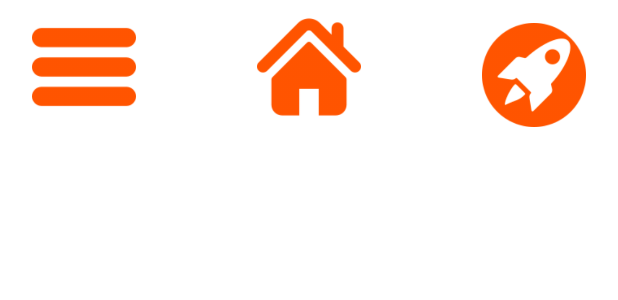
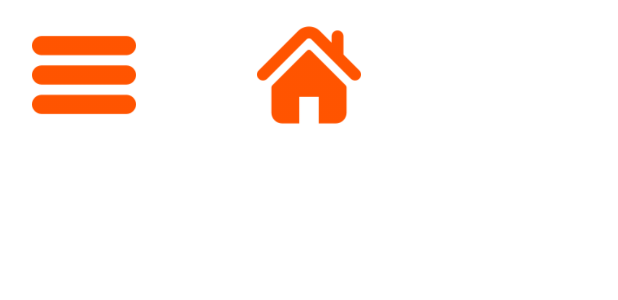
Before and after one commit to arthurrenan00/CataloGame, an Android app: the layout activity_lancamentos.xml on its own in the app's theme, with its tools: preview values and no code run, on a phone screen of 412 x 824 dp. Shown: the top 300 px of the screen. Run offline under Robolectric (Android 15) with nearby library versions, the phone set to English and light mode, and no system bars.

Commit message:
Excluindo os boto~es com nome errado

```diff
--- a/app/src/main/res/layout/activity_lancamentos.xml
+++ b/app/src/main/res/layout/activity_lancamentos.xml
@@ -10,7 +10,7 @@
         android:id="@+id/btnhome3"
         android:layout_width="72dp"
         android:layout_height="69dp"
-        android:layout_marginTop="10dp"
+        android:layout_marginTop="15dp"
         android:background="#00FFFFFF"
         android:scaleType="fitCenter"
         app:layout_constraintEnd_toEndOf="parent"
@@ -24,24 +24,11 @@
         android:layout_height="69dp"
         android:layout_marginStart="20dp"
         android:layout_marginLeft="20dp"
-        android:layout_marginTop="10dp"
+        android:layout_marginTop="15dp"
         android:background="#00FFFFFF"
         android:scaleType="fitCenter"
         app:layout_constraintStart_toStartOf="parent"
         app:layout_constraintTop_toTopOf="parent"
         app:srcCompat="@drawable/list" />
 
-    <ImageButton
-        android:id="@+id/imageButton2"
-        android:layout_width="72dp"
-        android:layout_height="69dp"
-        android:layout_marginTop="15dp"
-        android:layout_marginEnd="20dp"
-        android:layout_marginRight="20dp"
-        android:background="#00FFFFFF"
-        android:scaleType="fitCenter"
-        app:layout_constraintEnd_toEndOf="parent"
-        app:layout_constraintTop_toTopOf="parent"
-        app:srcCompat="@drawable/rocketMarc" />
-
 </androidx.constraintlayout.widget.ConstraintLayout>
```
Also changed, not shown: app/src/main/res/layout/activity_categorias.xml (+0 -13 lines), app/src/main/res/layout/activity_main.xml (+0 -12 lines), app/src/main/res/drawable/homeMarc.png (deleted), app/src/main/res/drawable/listaMarc.png (deleted), app/src/main/res/drawable/rocketMarc.png (deleted).
